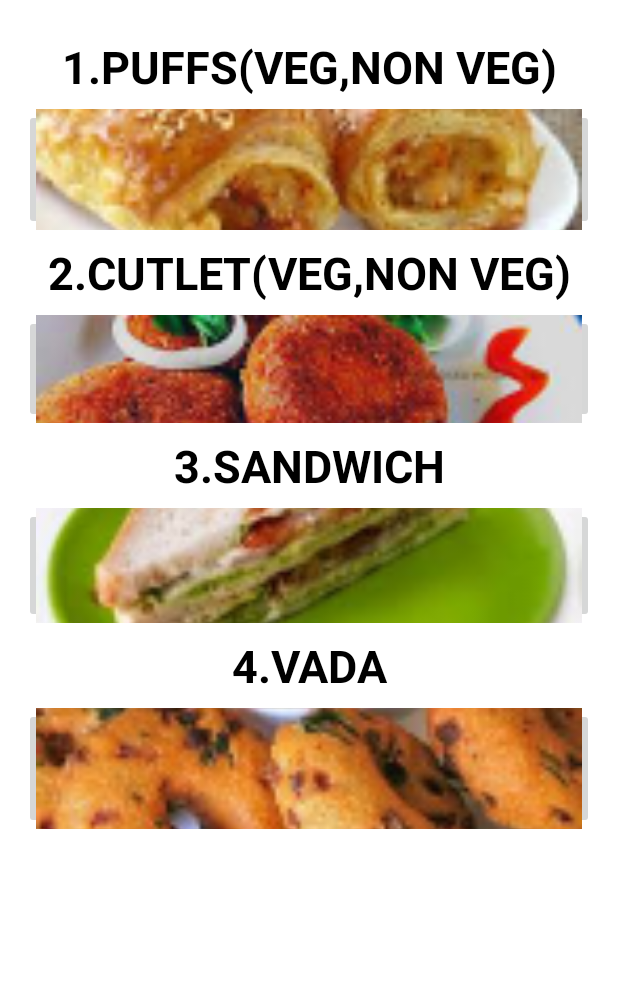
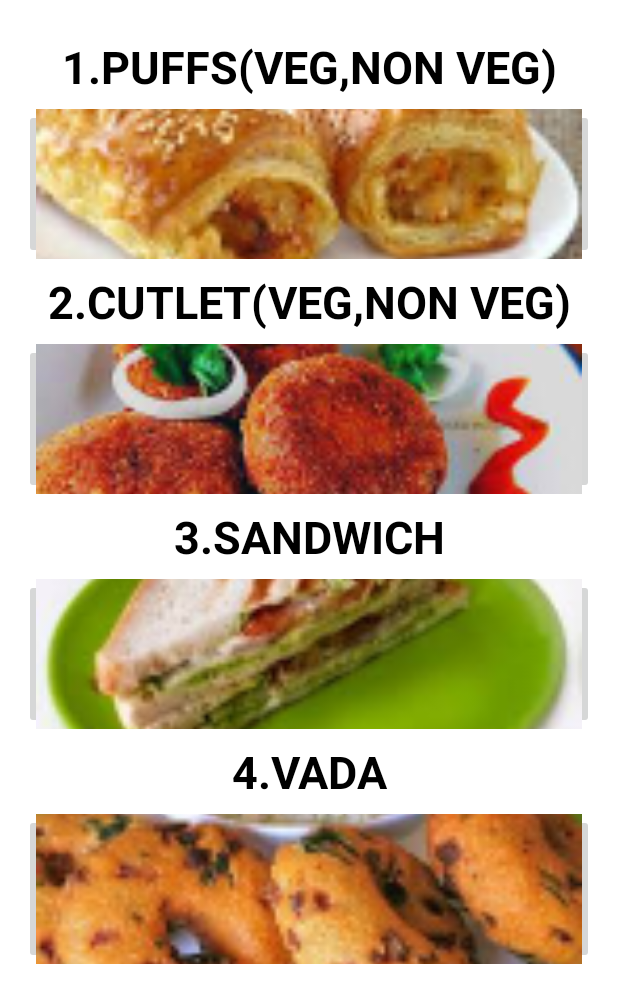
Before and after one commit to Abhishek-S-Lal/RIET-Campus-Connect, an Android app: the layout activity_snacks.xml on its own in the app's theme, with its tools: preview values and no code run, on a phone screen of 412 x 824 dp. Shown: the top 1003 px of the screen. Run offline under Robolectric (Android 15) with nearby library versions, the phone set to English and light mode, and no system bars.

```diff
--- a/app/src/main/res/layout/activity_jucies.xml
+++ b/app/src/main/res/layout/activity_jucies.xml
@@ -24,7 +24,7 @@
             />
         <ImageButton
             android:layout_width="match_parent"
-            android:layout_height="wrap_content"
+            android:layout_height="100dp"
             android:src="@drawable/download14"
             android:scaleType="centerCrop"
             android:padding="8dp"/>
@@ -40,7 +40,7 @@
             />
         <ImageButton
             android:layout_width="match_parent"
-            android:layout_height="wrap_content"
+            android:layout_height="100dp"
             android:src="@drawable/download15"
             android:scaleType="centerCrop"
             android:padding="8dp"/>
@@ -56,7 +56,7 @@
             />
         <ImageButton
             android:layout_width="match_parent"
-            android:layout_height="wrap_content"
+            android:layout_height="100dp"
             android:src="@drawable/download16"
             android:padding="8dp"
             android:scaleType="centerCrop"/>
--- a/app/src/main/res/layout/activity_snacks.xml
+++ b/app/src/main/res/layout/activity_snacks.xml
@@ -5,7 +5,7 @@
     android:layout_width="match_parent"
     android:layout_height="match_parent"
     android:padding="16dp"
-    tools:context=".snacks">
+    tools:context=".visitor.snacks">
 
     <LinearLayout
         android:layout_width="match_parent"
@@ -27,7 +27,7 @@
             />
         <ImageButton
             android:layout_width="match_parent"
-            android:layout_height="wrap_content"
+            android:layout_height="100dp"
             android:src="@drawable/download10"
             android:padding="8dp"
             android:scaleType="centerCrop"/>
@@ -43,7 +43,7 @@
             />
         <ImageButton
             android:layout_width="match_parent"
-            android:layout_height="wrap_content"
+            android:layout_height="100dp"
             android:src="@drawable/download11"
             android:padding="8dp"
             android:scaleType="centerCrop"/>
@@ -59,7 +59,7 @@
             />
         <ImageButton
             android:layout_width="match_parent"
-            android:layout_height="wrap_content"
+            android:layout_height="100dp"
             android:src="@drawable/download12"
             android:padding="8dp"
             android:scaleType="centerCrop"/>
@@ -73,12 +73,13 @@
             android:layout_margin="8dp"
             android:textStyle="bold"
             />
+
         <ImageButton
             android:layout_width="match_parent"
-            android:layout_height="wrap_content"
-            android:src="@drawable/download13"
+            android:layout_height="100dp"
             android:padding="8dp"
-            android:scaleType="centerCrop"/>
+            android:scaleType="centerCrop"
+            android:src="@drawable/download13" />
 
 
 
```
